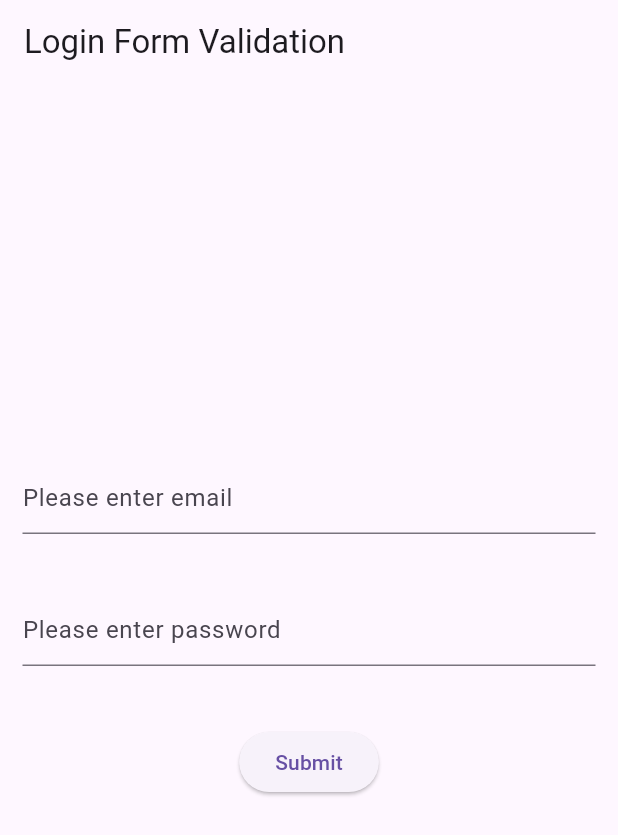
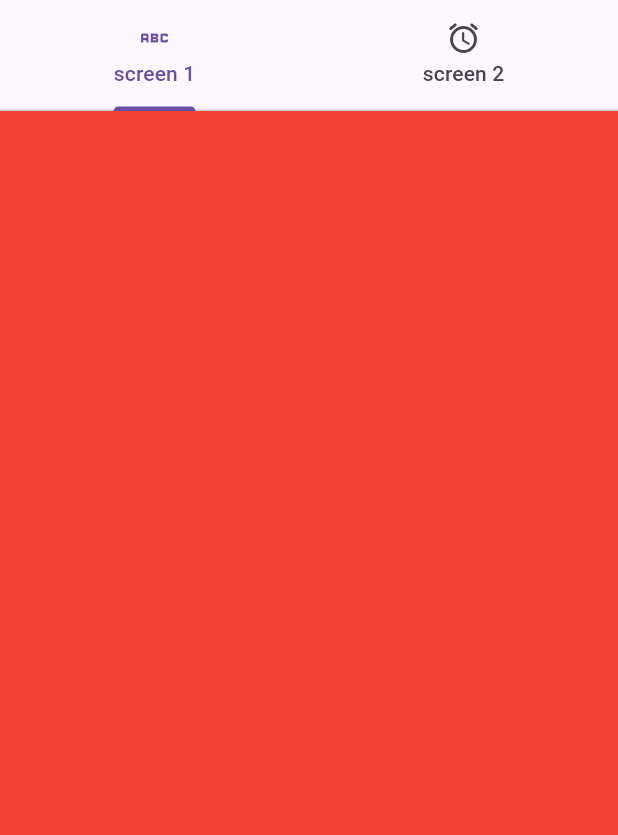
Before and after one commit to gothalsakshi/flutter_web_application, a Flutter app: the screen it shows after launch, on a phone screen of 412 x 824 dp. Shown: the top 835 px of the screen. Run offline on Flutter 3.47's test engine with Material 3 defaults, Android fonts, the phone set to English and light mode, and no system bars; our stand-ins replace bloc, dropdown_button2, equatable, flutter_bloc, hydrated_bloc.

Commit message:
created tabbar screen and handled tabbar using bloc

```diff
--- a/lib/main.dart
+++ b/lib/main.dart
@@ -2,6 +2,8 @@ import 'package:flutter/material.dart';
 import 'package:flutter_bloc/flutter_bloc.dart';
 import 'package:flutter_web_application/presentation/features/bottom_navigation_bar/bloc/bottom_navigation_bloc.dart';
 import 'package:flutter_web_application/presentation/form_validation/form_validation_bloc/form_validation_bloc.dart';
+import 'package:flutter_web_application/presentation/tabbar/screen/tabbar_screen.dart';
+import 'package:flutter_web_application/presentation/tabbar/tabbar_bloc/tabbar_bloc.dart';
 import 'package:flutter_web_application/presentation/todo/blocs/navigation_bar_bloc/navigation_bar_bloc.dart';
 import 'package:flutter_web_application/presentation/todo/blocs/switch_bloc/switch_bloc.dart';
 import 'package:flutter_web_application/presentation/todo/blocs/task_bloc/task_bloc.dart';
@@ -34,7 +36,8 @@ class MyApp extends StatelessWidget {
         BlocProvider<NavigationBarBloc>(create: (ctx) => NavigationBarBloc()),
         BlocProvider<TaskBloc>(create: (ctx) => TaskBloc()),
         BlocProvider<SwitchBloc>(create: (ctx) => SwitchBloc()),
-        BlocProvider<FormValidationBloc>(create: (ctx) => FormValidationBloc())
+        BlocProvider<FormValidationBloc>(create: (ctx) => FormValidationBloc()),
+        BlocProvider<TabbarBloc>(create: (ctx)=> TabbarBloc())
         // BlocProvider(create: TaskBloc()..add(AddTaskEvent(task: Task(task: 'Task 1'))))
       ],
       // create: (context) => BottomNavigationBarCubit(),
@@ -45,7 +48,7 @@ class MyApp extends StatelessWidget {
             debugShowCheckedModeBanner: false,
             title: 'Flutter Demo',
             theme: state.switchValue ? ThemeData.dark() : ThemeData.light(),
-            home: const LoginScreen(),
+            home: const TabBarScreen(),
             onGenerateRoute: appRouter.onGenerateRoute,
           );
         },
--- a/lib/presentation/form_validation/view/login_screen.dart
+++ b/lib/presentation/form_validation/view/login_screen.dart
@@ -46,7 +46,10 @@ class LoginScreen extends StatelessWidget with ValidationMixin {
                   const SizedBox(height: 40),
                   state is OnSubmitState ?
                   Text(state.successMsg):
-                  const SizedBox()
+                  const SizedBox(),
+                  // BlocSelector<FormValidationBloc, FormValidationState,String>(
+                  //   selector: (FormValidationState state)=> ,
+                  //   builder: builder)
                 ],
               ),
             ),
--- /dev/null
+++ b/lib/presentation/tabbar/screen/tabbar_screen.dart
@@ -0,0 +1,67 @@
+import 'package:flutter/material.dart';
+import 'package:flutter_bloc/flutter_bloc.dart';
+import 'package:flutter_web_application/presentation/tabbar/tabbar_bloc/tabbar_bloc.dart';
+
+class TabBarScreen extends StatefulWidget {
+  const TabBarScreen({super.key});
+
+  @override
+  State<TabBarScreen> createState() => _TabBarScreenState();
+}
+
+class _TabBarScreenState extends State<TabBarScreen>
+    with SingleTickerProviderStateMixin {
+  @override
+  void initState() {
+    super.initState();
+    context.read<TabbarBloc>().tabController =
+        TabController(length: 2, vsync: this);
+  }
+
+  @override
+  Widget build(BuildContext context) {
+    return BlocBuilder<TabbarBloc, TabbarState>(
+      builder: (context, state) {
+        return DefaultTabController(
+            length: 2,
+            child: Scaffold(
+              body: Column(
+                children: [
+                  TabBar(
+                      controller: context.read<TabbarBloc>().tabController,
+                      onTap: (index) {
+                        BlocProvider.of<TabbarBloc>(context)
+                            .add(TabbarChangeEvent(tabBarIndex: index));
+                      },
+                      tabs: const [
+                        Tab(icon: Icon(Icons.abc), text: "screen 1"),
+                        Tab(
+                            icon: Icon(Icons.access_alarm_rounded),
+                            text: "screen 2")
+                      ]),
+                  Expanded(
+                    child: TabBarView(
+                        controller: context.read<TabbarBloc>().tabController,
+                        children: [screenOne(), screenTwo()]),
+                  )
+                ],
+              ),
+            ));
+      },
+    );
+  }
+
+  Widget screenOne() {
+    return Container(
+      height: 300,
+      color: Colors.red,
+    );
+  }
+
+  Widget screenTwo() {
+    return Container(
+      height: 300,
+      color: Colors.blue,
+    );
+  }
+}
--- /dev/null
+++ b/lib/presentation/tabbar/tabbar_bloc/tabbar_bloc.dart
@@ -0,0 +1,16 @@
+import 'package:bloc/bloc.dart';
+import 'package:equatable/equatable.dart';
+import 'package:flutter/material.dart';
+
+part 'tabbar_event.dart';
+part 'tabbar_state.dart';
+
+class TabbarBloc extends Bloc<TabbarEvent, TabbarState> {
+  TabController? tabController;
+  int initialIndex = 0;
+  TabbarBloc() : super(TabbarInitial()) {
+    on<TabbarChangeEvent>((event, emit) {
+      emit(TabbarChangeState(tabBarIndex: event.tabBarIndex));
+    });
+  }
+}
--- /dev/null
+++ b/lib/presentation/tabbar/tabbar_bloc/tabbar_event.dart
@@ -0,0 +1,14 @@
+part of 'tabbar_bloc.dart';
+
+sealed class TabbarEvent extends Equatable {
+  const TabbarEvent();
+
+  @override
+  List<Object> get props => [];
+}
+
+class TabbarChangeEvent extends TabbarEvent{
+  final int tabBarIndex;
+
+  const TabbarChangeEvent({required this.tabBarIndex});
+}
--- /dev/null
+++ b/lib/presentation/tabbar/tabbar_bloc/tabbar_state.dart
@@ -0,0 +1,16 @@
+part of 'tabbar_bloc.dart';
+
+sealed class TabbarState extends Equatable {
+  const TabbarState();
+
+  @override
+  List<Object> get props => [];
+}
+
+final class TabbarInitial extends TabbarState {}
+
+final class TabbarChangeState extends TabbarState {
+  final int tabBarIndex;
+
+  const TabbarChangeState({required this.tabBarIndex});
+}
```
